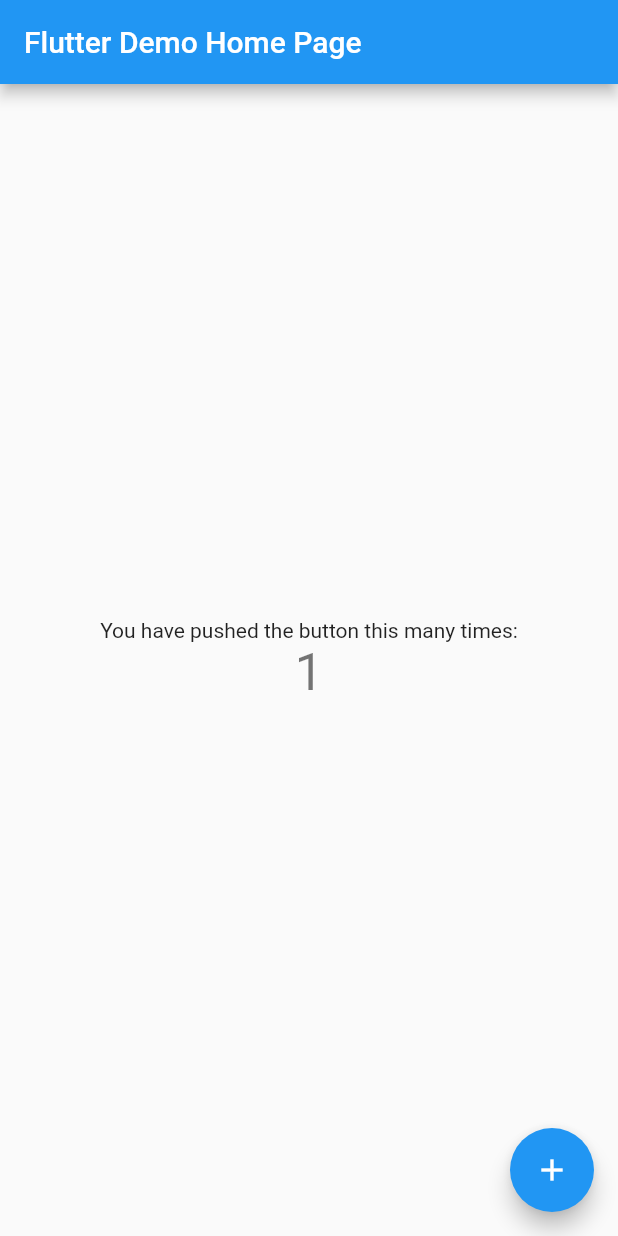
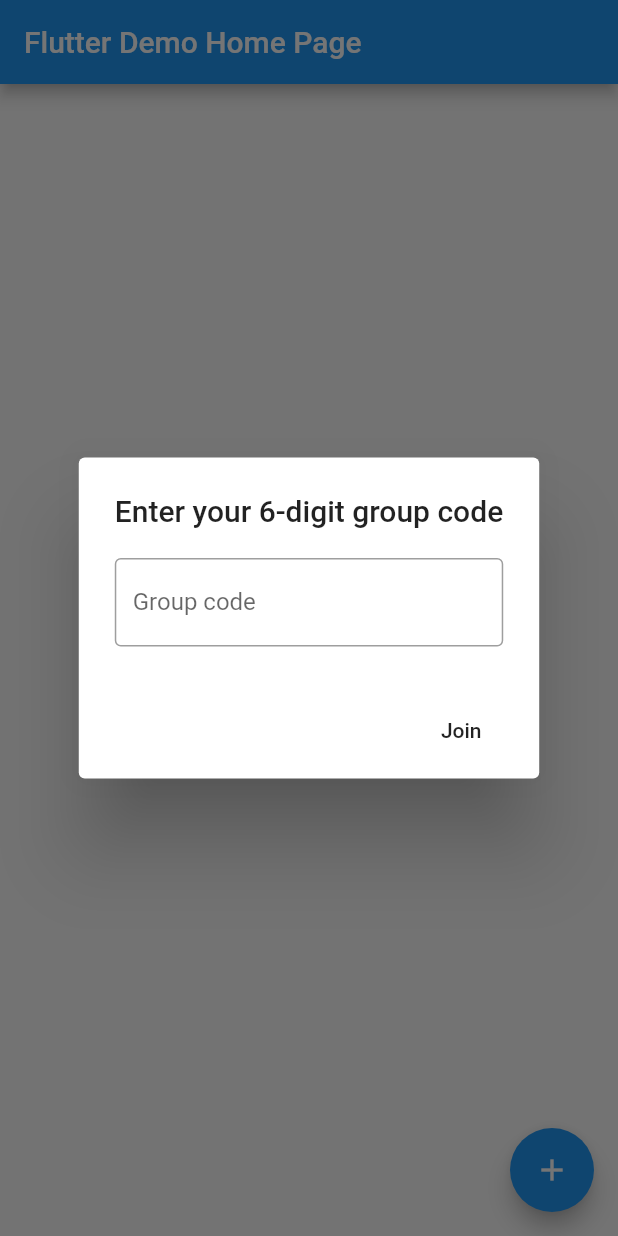
Before and after one commit to alexshadley/cofty, a Flutter app: the screen it shows after launch, after a tap on the "add" icon, on a phone screen of 412 x 824 dp. Run offline on Flutter 3.47's test engine with Material 2 defaults, Android fonts, the phone set to English and light mode, and no system bars; network calls fail.

Commit message:
groups can now be joined!

```diff
--- a/cofty/lib/crud_service.dart
+++ b/cofty/lib/crud_service.dart
@@ -1,7 +1,51 @@
+import 'dart:io';
+
 import 'package:http/http.dart' as http;
+import 'dart:convert' as convert;
 
-class CrudService {
-  final _httpClient;
+import 'package:cofty/models.dart';
 
-  CrudService(http.BaseClient httpClient) : _httpClient = httpClient;
+final apiUrl = 'https://cofty-api-smepkzphmq-uc.a.run.app';
+
+final headers = {
+  'Content-Type': 'application/json',
+  'Accept': 'application/json'
+};
+
+Future<User> registerUser(User user) async {
+  var res = await http.get(
+    apiUrl + '/users?gid=eq.${user.gid}',
+  );
+
+  var payload = convert.jsonDecode(res.body);
+  return User.fromJson(payload[0]);
 }
+
+Future<List<Group>> getUserGroups(User user) async {
+  var res =
+      await http.get(apiUrl + '/users?select=groups(*)&gid=eq.${user.gid}');
+
+  var payload = convert.jsonDecode(res.body);
+  var user_groups = payload[0]['groups'];
+
+  return user_groups
+      .map((group) => Group.fromJson(group))
+      .toList()
+      .cast<Group>();
+}
+
+Future<bool> joinGroup(User user, Group group) async {
+  var body = {'user_id': user.gid, 'group_id': group.id};
+
+  var res = await http.post(apiUrl + '/user_groups',
+      body: convert.jsonEncode(body), headers: headers);
+
+  return true;
+}
+
+Future<bool> joinGroupWithCode(User user, String accessCode) async {
+  var res = await http.get(apiUrl + '/groups?access_code=eq.${accessCode}');
+  Group group = Group.fromJson(convert.jsonDecode(res.body)[0]);
+
+  return joinGroup(user, group);
+}
--- a/cofty/lib/main.dart
+++ b/cofty/lib/main.dart
@@ -1,3 +1,5 @@
+import 'package:cofty/crud_service.dart' as crud;
+import 'package:cofty/models.dart';
 import 'package:flutter/material.dart';
 
 void main() => runApp(MyApp());
@@ -44,7 +46,20 @@ class GroupsMenu extends StatefulWidget {
 }
 
 class _GroupsMenuState extends State<GroupsMenu> {
+  final User user = User("a000", "Alex Shadley");
+  final codeController = TextEditingController();
+
   int _counter = 0;
+  List<Group> groups = [];
+
+  @override
+  void initState() {
+    crud.getUserGroups(this.user).then((groups) {
+      setState(() {
+        this.groups = groups;
+      });
+    });
+  }
 
   void _incrementCounter() {
     setState(() {
@@ -54,6 +69,42 @@ class _GroupsMenuState extends State<GroupsMenu> {
       // _counter without calling setState(), then the build method would not be
       // called again, and so nothing would appear to happen.
       _counter++;
+    });
+  }
+
+  Future<void> _addGroupDialog() async {
+    return showDialog<void>(
+      context: context,
+      barrierDismissible: false, // user must tap button!
+      builder: (BuildContext context) {
+        return AlertDialog(
+            title: Text('Enter your 6-digit group code'),
+            content: TextField(
+              controller: codeController,
+              textCapitalization: TextCapitalization.characters,
+              decoration: InputDecoration(
+                  border: OutlineInputBorder(), labelText: 'Group code'),
+            ),
+            actions: <Widget>[
+              FlatButton(
+                  child: Text('Join'),
+                  onPressed: () {
+                    crud
+                        .joinGroupWithCode(user, codeController.text)
+                        .then((status) {
+                      Navigator.of(context).pop();
+                    });
+                  })
+            ]);
+      },
+
+      // refresh groups after adding
+    ).then((_) {
+      crud.getUserGroups(user).then((groups) {
+        setState(() {
+          this.groups = groups;
+        });
+      });
     });
   }
 
@@ -71,38 +122,14 @@ class _GroupsMenuState extends State<GroupsMenu> {
         // the App.build method, and use it to set our appbar title.
         title: Text(widget.title),
       ),
-      body: Center(
-        // Center is a layout widget. It takes a single child and positions it
-        // in the middle of the parent.
-        child: Column(
-          // Column is also a layout widget. It takes a list of children and
-          // arranges them vertically. By default, it sizes itself to fit its
-          // children horizontally, and tries to be as tall as its parent.
-          //
-          // Invoke "debug painting" (press "p" in the console, choose the
-          // "Toggle Debug Paint" action from the Flutter Inspector in Android
-          // Studio, or the "Toggle Debug Paint" command in Visual Studio Code)
-          // to see the wireframe for each widget.
-          //
-          // Column has various properties to control how it sizes itself and
-          // how it positions its children. Here we use mainAxisAlignment to
-          // center the children vertically; the main axis here is the vertical
-          // axis because Columns are vertical (the cross axis would be
-          // horizontal).
-          mainAxisAlignment: MainAxisAlignment.center,
-          children: <Widget>[
-            Text(
-              'You have pushed the button this many times:',
-            ),
-            Text(
-              '$_counter',
-              style: Theme.of(context).textTheme.display1,
-            ),
-          ],
-        ),
+      body: ListView(
+        children: this
+            .groups
+            .map((group) => ListTile(title: Text(group.accessCode)))
+            .toList(),
       ),
       floatingActionButton: FloatingActionButton(
-        onPressed: _incrementCounter,
+        onPressed: _addGroupDialog,
         tooltip: 'Increment',
         child: Icon(Icons.add),
       ), // This trailing comma makes auto-formatting nicer for build methods.
--- /dev/null
+++ b/cofty/lib/models.dart
@@ -0,0 +1,27 @@
+import 'dart:convert' as convert;
+
+class User {
+  final String gid;
+  final String name;
+
+  User(String gid, String name)
+      : this.gid = gid,
+        this.name = name;
+
+  static User fromJson(payload) {
+    return User(payload['gid'], payload['name']);
+  }
+}
+
+class Group {
+  final int id;
+  final String accessCode;
+
+  Group(int id, String accessCode)
+      : this.id = id,
+        this.accessCode = accessCode;
+
+  static Group fromJson(payload) {
+    return Group(payload['id'], payload['access_code']);
+  }
+}
```
